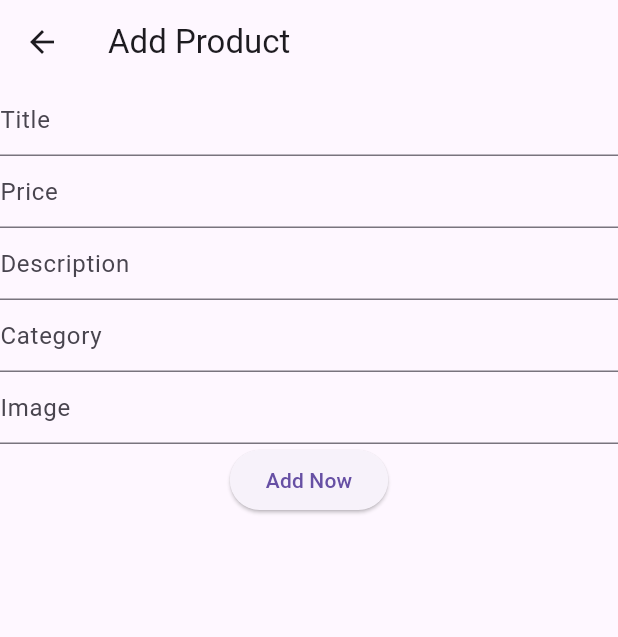
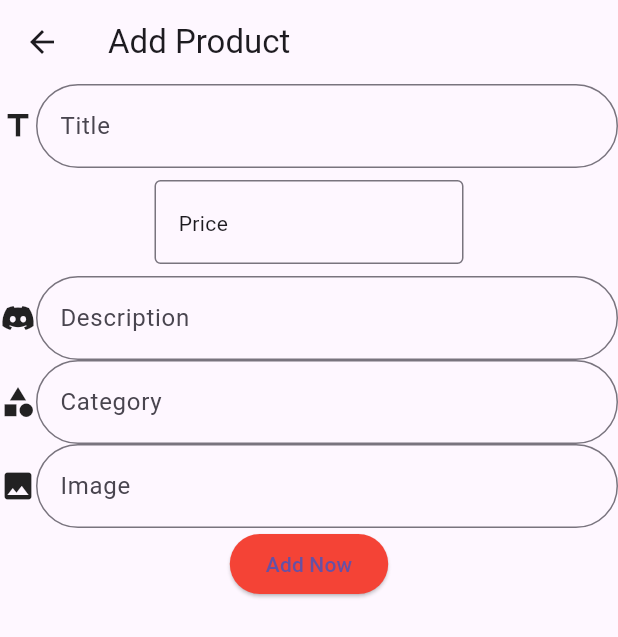
Before and after one commit to sudishk/flutter_basic, a Flutter app: the screen it shows after launch, after a tap on the "add" icon, on a phone screen of 412 x 824 dp. Shown: the top 637 px of the screen. Run offline on Flutter 3.47's test engine with Material 3 defaults, Android fonts, the phone set to English and light mode, and no system bars; network calls fail.

Commit message:
City api called

```diff
--- a/lib/add_product_screen.dart
+++ b/lib/add_product_screen.dart
@@ -1,6 +1,8 @@
 import 'package:flutter/material.dart';
 import 'package:flutter_basic/product_provider.dart';
 import 'package:provider/provider.dart';
+
+import 'app_widgets.dart';
 
 class AddProductScreen extends StatefulWidget {
   const AddProductScreen({super.key});
@@ -20,17 +22,19 @@ class _AddProductScreenState extends State<AddProductScreen> {
         ),
          body: Column(
            children: [
-             TextField(controller: provider.titleController, decoration: InputDecoration(hintText: "Title"),),
-             TextField(controller: provider.priceController, decoration: InputDecoration(hintText: "Price"),),
-             TextField(controller: provider.descriptionController, decoration: InputDecoration(hintText: "Description"),),
-             TextField(controller: provider.categoryController, decoration: InputDecoration(hintText: "Category"),),
-             TextField(controller: provider.imageController, decoration: InputDecoration(hintText: "Image"),),
-             ElevatedButton(onPressed: () {
+             customTextField( provider.titleController, "Title",Icons.title),
+             halfTextField( provider.priceController,  "Price",context),
+             customTextField( provider.descriptionController,"Description",Icons.discord_rounded),
+             customTextField(provider.categoryController,"Category",Icons.category),
+             customTextField( provider.imageController, "Image",Icons.image),
+             customeBtton( () {
                provider.addProduct(context);
-             }, child: Text("Add Now"))
+             }, "Add Now")
            ],
          ),
       ),
     );
   }
+
+
 }
--- /dev/null
+++ b/lib/app_widgets.dart
@@ -0,0 +1,24 @@
+import 'package:flutter/material.dart';
+
+Widget customTextField(TextEditingController con, String hint, IconData icon,){
+  return Row(
+    children: [
+      Icon(icon),
+      Expanded(child: TextField(controller: con, decoration: InputDecoration(hintText: hint, border: OutlineInputBorder(borderRadius: BorderRadius.circular(30))),),
+      )
+    ],
+  );
+}
+Widget customeBtton(void Function()? function,  String title ){
+  return  ElevatedButton(onPressed:function, style: ElevatedButton.styleFrom(backgroundColor: Colors.red), child: Text(title),);
+}
+
+Widget halfTextField(TextEditingController con, String hint, BuildContext context){
+  var size = MediaQuery.of(context).size.width/2;
+  return Padding(
+    padding: const EdgeInsets.all(8.0),
+    child: SizedBox(
+      width: size,
+      child: TextField(controller:con ,decoration: InputDecoration(hint: Text(hint),border: OutlineInputBorder()),),),
+  );
+}
--- a/lib/home_screen.dart
+++ b/lib/home_screen.dart
@@ -19,6 +19,7 @@ class _HomeScreenState extends State<HomeScreen> {
     super.initState();
     var provider = Provider.of<ProductProvider>(context, listen: false);
     provider.getProduct();
+    provider.getTestCity();
   }
   @override
   Widget build(BuildContext context) {
@@ -28,7 +29,11 @@ class _HomeScreenState extends State<HomeScreen> {
       floatingActionButton: FloatingActionButton(onPressed: () {
         Navigator.push(context, MaterialPageRoute(builder: (context) => AddProductScreen(),));
       },child: Icon(Icons.add),),
-      body: Consumer<ProductProvider>(builder: (context, value, child) {
+      body: Column(
+        children: [
+          SizedBox(
+            height: 300,
+            child: Consumer<ProductProvider>(builder: (context, value, child) {
               if(value.productList.isEmpty){
                 return Text("No products");
               }else{
@@ -52,6 +57,22 @@ class _HomeScreenState extends State<HomeScreen> {
               }
             },),
           ),
+          SizedBox(height: 200,child: Consumer<ProductProvider>(builder: (context, value, child) {
+            if(value.testCty == null){
+              return Text("No city found");
+            }
+
+            return ListView.builder(
+              itemCount:value.testCty?.data?.length ,
+              itemBuilder: (context, index) {
+              var city = value.testCty?.data?[index];
+
+              return Text("${city?.location}");
+            },);
+          },),)
+        ],
+      ),
+    ),
     );
   }
 }
--- a/lib/product_api_helper.dart
+++ b/lib/product_api_helper.dart
@@ -1,28 +1,64 @@
 import 'dart:convert';
 
 import 'package:flutter_basic/product_model.dart';
+import 'package:flutter_basic/test_city_model.dart';
 import 'package:http/http.dart' as http;
 class ProductApiHelper {
+  static Future<TestCty?> getTestCity()async{
+    var result =await http.post(Uri.parse("https://superastrologer.com/Testcitty/index"),
+        body:  jsonEncode({"key":"abc"}), headers: {"auth": "Bearer: b91cc1e43370911555e55ead1706eb78"} );
+   if(result.statusCode==200) {
+     var jsonBody = jsonDecode(result.body);
+     var jsonModel = TestCty.jsonToModel(jsonBody);
+     return jsonModel;
+   }
+   return null;
+  }
  static Future<List<ProductModel>?> getAllProductApiData()async{
-    var response =await http.get(Uri.parse("https://fakestoreapi.com/products"));
-    // var postMethodResponse =await http.post(Uri.parse("https://fakestoreapi.com/products"), headers: {},body: {});
-    // var putMethodResponse =await http.put(Uri.parse("https://fakestoreapi.com/products"),headers: {},body: {});
-    // var patchMethodResponse =await http.patch(Uri.parse("https://fakestoreapi.com/products"),headers: {},body: {});
-    // var deleteMethodResponse =await http.delete(Uri.parse("https://fakestoreapi.com/products"),headers: {},body: {});
-    if(response.statusCode == 200){
-      var resBody = response.body;
-      var json = {'name': 'ram', 'age':23};
-      var jsonString = jsonEncode(json);
-      List<dynamic> jsonBody = jsonDecode(resBody); // convert String data to json for taking value in key and vale
-      var convertToModel = jsonBody.map((e) =>ProductModel.jsonToModel(e),).toList(); // converting map
+   var result =await http.get(Uri.parse("https://fakestoreapi.com/products"),);
+   if(result.statusCode==200){
+     var reyBoy=result.body;
+     List<dynamic> json=jsonDecode(reyBoy);
+     var jsnModal=json.map((e) => ProductModel.jsonToModel(e)).toList();
+     return jsnModal;
 
-      return convertToModel;
-    }
-    return null;
+   }
+   return null;
   }
 
- static Future<ProductModel?> postProductApiData(Map<String, dynamic> data)async{
-   var response =await http.post(Uri.parse("https://fakestoreapi.com/products"),body: data);
+
+
+
+
+
+
+
+
+
+
+
+
+
+
+
+
+
+
+
+
+
+
+
+
+
+
+
+
+
+
+ static Future<ProductModel?> postProductApiData()async{
+   var data = {"key":"abc"};
+   var response =await http.post(Uri.parse("https://fakestoreapi.com/products"),body: data, headers: {"auth":"Bearer: b91cc1e43370911555e55ead1706eb78"});
    print(response.body);
    if(response.statusCode == 201){
      var resBody = response.body;
--- a/lib/product_provider.dart
+++ b/lib/product_provider.dart
@@ -2,6 +2,7 @@ import 'package:flutter/cupertino.dart';
 import 'package:flutter/material.dart';
 import 'package:flutter_basic/product_api_helper.dart';
 import 'package:flutter_basic/product_model.dart';
+import 'package:flutter_basic/test_city_model.dart';
 
 class ProductProvider with ChangeNotifier{
 
@@ -11,7 +12,13 @@ class ProductProvider with ChangeNotifier{
   var categoryController= TextEditingController();
   var imageController= TextEditingController();
   List<ProductModel> productList=[];
+  TestCty? testCty;
 
+  getTestCity()async{
+    var city =await ProductApiHelper.getTestCity();
+    testCty = city;
+    notifyListeners();
+  }
   getProduct()async{
     var products =await ProductApiHelper.getAllProductApiData();
     if(products != null){
@@ -29,7 +36,7 @@ class ProductProvider with ChangeNotifier{
       "category": categoryController.text,
       "image": imageController.text
     };
-    var response = await ProductApiHelper.postProductApiData(data);
+    var response = await ProductApiHelper.postProductApiData();
     if(response != null){
       ScaffoldMessenger.of(context).showSnackBar(SnackBar(content: Text("Data added successfully")));
       getProduct();
--- /dev/null
+++ b/lib/test_city_model.dart
@@ -0,0 +1,22 @@
+class TestCty {
+  List<City>? data;
+  bool? status;
+  String? message;
+
+
+  TestCty(this.data,this.status, this.message);
+  static TestCty jsonToModel(Map<String, dynamic> data){
+    List<dynamic> cityList =data["data"];
+    var cityModelList = cityList.map((e) => City.jsonToModel(e),).toList();
+    return TestCty(cityModelList, data["status"], data["message"]);
+  }
+}
+
+class City{
+  String? id;
+  String? location;
+  City(this.id,this.location);
+  static City jsonToModel(Map<String, dynamic> data){
+    return City(data["id"], data["location"]);
+  }
+}
```
Also changed, not shown: lib/product_model.dart (line endings or trailing spaces), 1 other file. Lines whose indentation alone changed are shown as unchanged.
